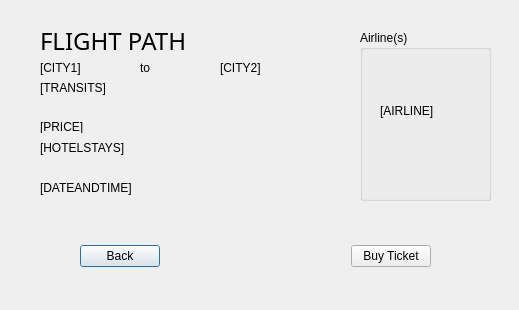
SaadBazaz/AirPal, file src/AirPal/MyQuery.ui: the form before one commit.
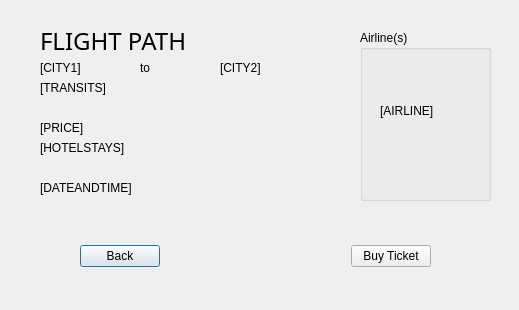
The form after the commit.

Patch:
```diff
--- a/src/AirPal/MyQuery.ui
+++ b/src/AirPal/MyQuery.ui
@@ -102,8 +102,8 @@
     <rect>
      <x>40</x>
      <y>120</y>
-     <width>47</width>
-     <height>13</height>
+     <width>241</width>
+     <height>16</height>
     </rect>
    </property>
    <property name="text">
```
